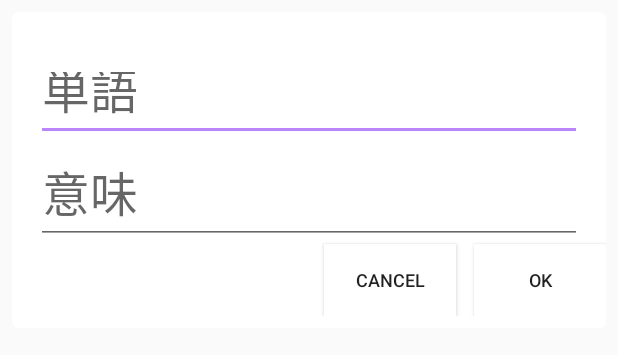
After one commit to sshun04/PronounceFlachCard, an Android app: the layout dialog_fragment_edit_word.xml on its own in the app's theme, with its tools: preview values and no code run, on a phone screen of 412 x 824 dp. The commit adds this screen. Shown: the top 355 px of the screen. Run offline under Robolectric (Android 15) with nearby library versions, the phone set to English and light mode, and no system bars.

```diff
--- a/app/src/main/java/com/shojishunsuke/pronounceflachcard/Fragment/AddWordDialogFragment.kt
+++ b/app/src/main/java/com/shojishunsuke/pronounceflachcard/Fragment/AddWordDialogFragment.kt
@@ -27,7 +27,6 @@ class AddWordDialogFragment : DialogFragment() {
 
         var dialog = Dialog(activity)
 
-
         dialog.window!!.requestFeature(Window.FEATURE_NO_TITLE)
         dialog.window!!.setFlags(WindowManager.LayoutParams.FLAG_FULLSCREEN,WindowManager.LayoutParams.FLAG_LAYOUT_IN_SCREEN)
 
@@ -51,22 +50,19 @@ class AddWordDialogFragment : DialogFragment() {
            addWord(wordEditText.text.toString(),meaningEditText.text.toString())
             dismiss()
 
-
         })
 
         dialog.findViewById<Button>(R.id.negativeButton).setOnClickListener(View.OnClickListener {
 
             dismiss()
+
         })
 
         return dialog
 
-
-
     }
 
     fun addWord(editWord: String, editMeaning: String) {
-
 
         realm.executeTransaction {
 
--- a/app/src/main/java/com/shojishunsuke/pronounceflachcard/PronounceFlashCardApplication.kt
+++ b/app/src/main/java/com/shojishunsuke/pronounceflachcard/PronounceFlashCardApplication.kt
@@ -1,6 +1,7 @@
 package com.shojishunsuke.pronounceflachcard
 
 import android.app.Application
+import com.shojishunsuke.pronounceflachcard.Fragment.realm
 import io.realm.Realm
 import io.realm.RealmConfiguration
 
@@ -18,5 +19,7 @@ class PronounceFlashCardApplication:Application() {
 
 
 
+
+
     }
 }
--- a/app/src/main/java/com/shojishunsuke/pronounceflachcard/activity/MainActivity.kt
+++ b/app/src/main/java/com/shojishunsuke/pronounceflachcard/activity/MainActivity.kt
@@ -1,6 +1,8 @@
 package com.shojishunsuke.pronounceflachcard.activity
 
+import android.graphics.Color
 import android.os.Bundle
+import android.widget.Toolbar
 import androidx.appcompat.app.AppCompatActivity
 import androidx.fragment.app.FragmentActivity
 import androidx.viewpager.widget.ViewPager
@@ -21,6 +23,9 @@ class MainActivity : AppCompatActivity() {
 
         val tabLayout : TabLayout = this.findViewById(R.id.tablayout)
         val viewPager : ViewPager = this.findViewById(R.id.pager)
+        val toolBar : androidx.appcompat.widget.Toolbar = this.findViewById(R.id.toolBar)
+        toolBar.setTitleTextColor(Color.WHITE)
+        setSupportActionBar(toolBar)
 
         tabLayout.addTab(tabLayout.newTab().setText(R.string.tab_word_list))
         tabLayout.addTab(tabLayout.newTab().setText(R.string.tab_memorization))
--- /dev/null
+++ b/app/src/main/res/layout/dialog_fragment_edit_word.xml
@@ -0,0 +1,66 @@
+<?xml version="1.0" encoding="utf-8"?>
+<RelativeLayout xmlns:android="http://schemas.android.com/apk/res/android"
+                android:layout_width="match_parent"
+                android:layout_height="match_parent" xmlns:app="http://schemas.android.com/apk/res-auto">
+
+    <androidx.constraintlayout.widget.ConstraintLayout
+            android:layout_margin="8dp"
+            android:paddingBottom="8dp"
+            android:layout_width="match_parent"
+            android:layout_height="wrap_content"
+            android:background="@drawable/bg_dialog"
+            android:paddingTop="30dp"
+
+
+    >
+
+        <EditText
+                android:layout_marginHorizontal="16dp"
+                android:id="@+id/wordEditText"
+                android:hint="単語"
+                android:singleLine="true"
+                android:layout_width="match_parent"
+                android:layout_height="56dp"
+                android:textSize="32dp"
+                app:layout_constraintStart_toStartOf="parent"
+                app:layout_constraintEnd_toEndOf="parent"
+                app:layout_constraintTop_toTopOf="parent"
+        />
+
+        <EditText
+                android:layout_marginHorizontal="16dp"
+                android:id="@+id/meaningEditText"
+                app:layout_constraintTop_toBottomOf="@+id/wordEditText"
+                app:layout_constraintStart_toStartOf="@id/wordEditText"
+                app:layout_constraintEnd_toEndOf="@id/wordEditText"
+                android:textSize="32dp"
+                android:hint="意味"
+                android:layout_width="match_parent"
+                android:layout_height="wrap_content"
+                android:layout_marginBottom="16dp"
+        />
+        <Button
+                android:background="@android:color/white"
+                android:id="@+id/positiveButton"
+                app:layout_constraintTop_toBottomOf="@+id/meaningEditText"
+                app:layout_constraintEnd_toEndOf="parent"
+                android:text="OK"
+                android:textSize="12dp"
+                android:layout_width="wrap_content"
+                android:layout_height="wrap_content"/>
+        <Button
+                android:background="@android:color/white"
+                android:layout_marginRight="12dp"
+                android:layout_width="wrap_content"
+                android:layout_height="wrap_content"
+                android:textSize="12dp"
+                android:text="cancel"
+                android:id="@+id/negativeButton"
+                app:layout_constraintEnd_toStartOf="@id/positiveButton"
+                app:layout_constraintTop_toBottomOf="@+id/meaningEditText"
+        />
+
+    </androidx.constraintlayout.widget.ConstraintLayout>
+
+
+</RelativeLayout>
--- a/app/src/main/res/values/styles.xml
+++ b/app/src/main/res/values/styles.xml
@@ -11,6 +11,7 @@
     <style name="ToolTabStyle" parent="Widget.Design.TabLayout">
         <item name="android:theme">@style/ThemeOverlay.AppCompat.Dark.ActionBar</item>
         <item name="android:textSize">24dp</item>
+        <item name="android:textStyle">bold</item>
     </style>
 
 </resources>
--- a/build.gradle
+++ b/build.gradle
@@ -14,6 +14,7 @@ buildscript {
         // NOTE: Do not place your application dependencies here; they belong
         // in the individual module build.gradle files
     }
+
 }
 
 allprojects {
```
Also changed, not shown: app/src/main/java/com/shojishunsuke/pronounceflachcard/Fragment/EditWordDialogFragment.kt (added, +44 -0 lines), app/src/main/java/com/shojishunsuke/pronounceflachcard/Fragment/FlashCardFragment.kt (+3 -13 lines), app/src/main/java/com/shojishunsuke/pronounceflachcard/Fragment/MemorizeWordFragment.kt (+8 -5 lines), app/src/main/java/com/shojishunsuke/pronounceflachcard/Fragment/TestFragment.kt (+20 -4 lines), app/src/main/java/com/shojishunsuke/pronounceflachcard/adapter/CardRecyclerViewAdapter.kt (+56 -6 lines), app/src/main/java/com/shojishunsuke/pronounceflachcard/adapter/MemorizeRecyclerViewAdapter.kt (+62 -42 lines), app/src/main/res/layout/activity_main.xml (+26 -14 lines), app/src/main/res/layout/item_card.xml (+10 -10 lines), app/src/main/res/layout/item_memorize_card.xml (+14 -8 lines), app/src/main/res/drawable/outline_more_vert_black_24.png (added), app/src/main/res/drawable/outline_volume_up_black_36dp.png (added), app/src/main/res/drawable/outline_volume_up_black_48dp.png (added).
